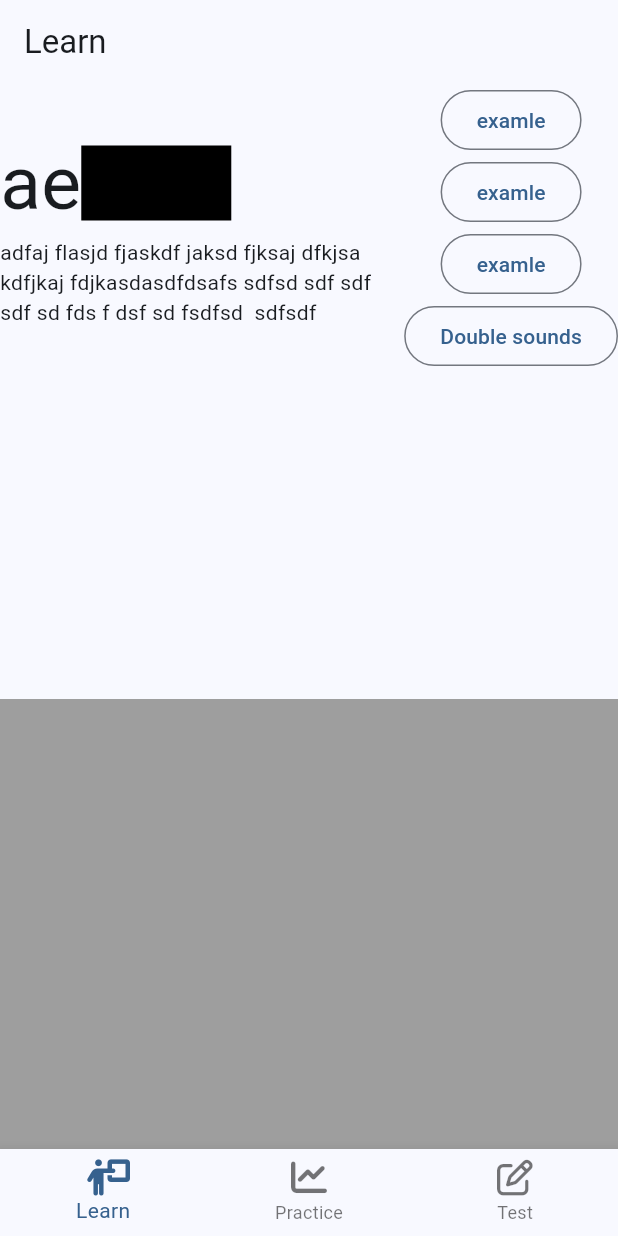
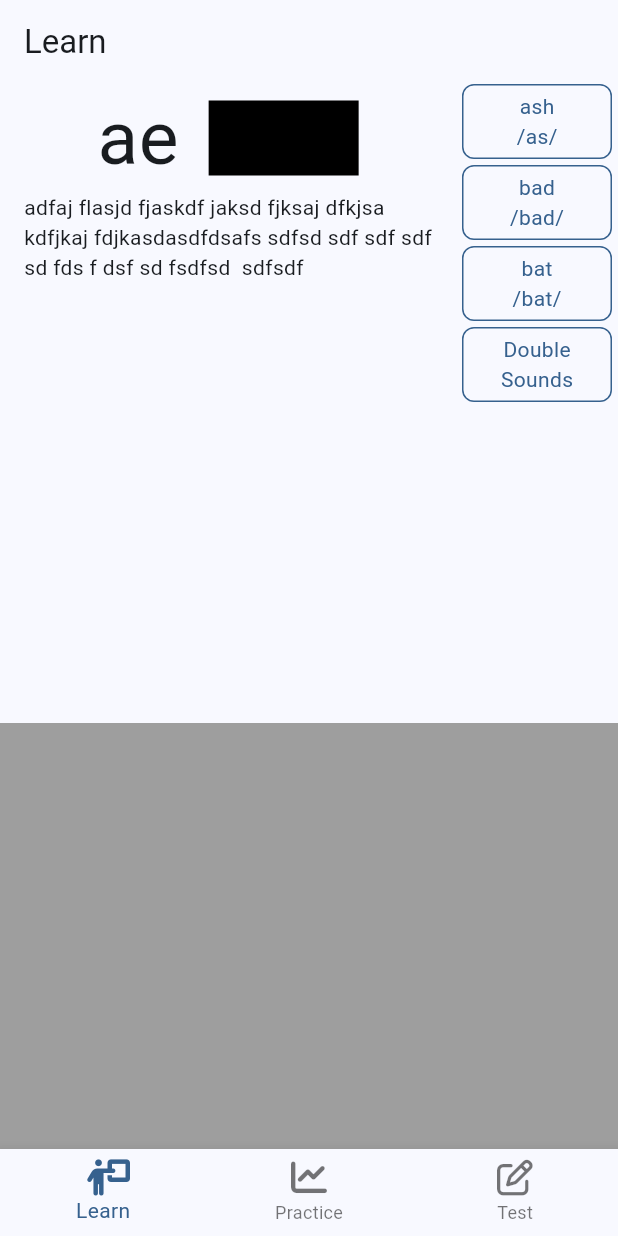
Before and after one commit to suragch/aePronunciation-flutter, a Flutter app: the screen it shows after launch, on a phone screen of 412 x 824 dp. Run offline on Flutter 3.47's test engine with Material 3 defaults, Android fonts, the light colour scheme and no system bars; our stand-ins replace font_awesome_flutter, go_router.

Commit message:
learn screen ui

```diff
--- /dev/null
+++ b/lib/common/widgets/buttons.dart
@@ -0,0 +1,104 @@
+import 'package:flutter/material.dart';
+
+class CustomButton extends StatelessWidget {
+  const CustomButton({
+    super.key,
+    required this.title,
+    this.subtitle,
+    this.onPressed,
+  });
+
+  final String title;
+  final String? subtitle;
+  final void Function()? onPressed;
+
+  @override
+  Widget build(BuildContext context) {
+    final color = (onPressed == null)
+        ? Theme.of(context).disabledColor
+        : Theme.of(context).colorScheme.primary;
+
+    return Container(
+      width: double.infinity,
+      child: InkWell(
+        onTap: onPressed,
+        child: Padding(
+          padding: const EdgeInsets.symmetric(
+            horizontal: 8.0,
+            vertical: 4.0,
+          ),
+          child: Column(
+            mainAxisAlignment: MainAxisAlignment.center,
+            children: [
+              Text(
+                title,
+                style: TextStyle(color: color),
+              ),
+              if (subtitle != null)
+                Text(
+                  subtitle!,
+                  style: TextStyle(color: color),
+                ),
+            ],
+          ),
+        ),
+      ),
+      decoration: BoxDecoration(
+        border: Border.all(color: color),
+        borderRadius: BorderRadius.circular(8),
+      ),
+    );
+  }
+}
+
+class DoubleLineButton extends StatelessWidget {
+  const DoubleLineButton({
+    super.key,
+    required this.title,
+    this.subtitle,
+    this.onPressed,
+  });
+
+  final String title;
+  final String? subtitle;
+  final void Function()? onPressed;
+
+  @override
+  Widget build(BuildContext context) {
+    return SizedBox(
+      height: 48,
+      child: Stack(
+        children: [
+          OutlinedButton(
+            onPressed: onPressed,
+            child: const SizedBox(
+              height: double.infinity,
+              width: double.infinity,
+            ),
+          ),
+          Center(
+            child: IgnorePointer(
+              child: Column(
+                mainAxisAlignment: MainAxisAlignment.center,
+                children: [
+                  Text(
+                    title,
+                    style: DefaultTextStyle.of(context)
+                        .style
+                        .copyWith(color: Theme.of(context).colorScheme.primary),
+                  ),
+                  if (subtitle != null)
+                    Text(
+                      subtitle!,
+                      style: DefaultTextStyle.of(context).style.copyWith(
+                          color: Theme.of(context).colorScheme.secondary),
+                    ),
+                ],
+              ),
+            ),
+          ),
+        ],
+      ),
+    );
+  }
+}
--- a/lib/pages/learn/learn_page.dart
+++ b/lib/pages/learn/learn_page.dart
@@ -1,3 +1,4 @@
+import 'package:aepronunciation/common/widgets/buttons.dart';
 import 'package:flutter/material.dart';
 
 class LearnPage extends StatelessWidget {
@@ -6,19 +7,24 @@ class LearnPage extends StatelessWidget {
   @override
   Widget build(BuildContext context) {
     return Scaffold(
-      appBar: AppBar(title: Text('Learn')),
+      appBar: AppBar(title: const Text('Learn')),
       body: Column(children: [
-        Row(
+        Expanded(
+          flex: 60,
+          child: Row(
+            crossAxisAlignment: CrossAxisAlignment.start,
             children: [
               Expanded(
                 child: Column(
                   children: [
                     Row(
+                      mainAxisAlignment: MainAxisAlignment.center,
                       children: [
                         const Text(
                           'ae',
                           style: TextStyle(fontSize: 50),
                         ),
+                        const SizedBox(width: 20),
                         Container(
                           width: 100,
                           height: 50,
@@ -26,26 +32,64 @@ class LearnPage extends StatelessWidget {
                         ),
                       ],
                     ),
-                  const Text(
+                    const Expanded(
+                      child: SingleChildScrollView(
+                        child: Padding(
+                          padding: const EdgeInsets.symmetric(horizontal: 16.0),
+                          child: const Text(
                               'adfaj flasjd fjaskdf jaksd fjksaj dfkjsa kdfjkaj fdjkasd'
                               'asdfdsafs sdfsd sdf sdf sdf sd fds f dsf sd fsdfsd  sdfsdf'),
+                        ),
+                      ),
+                    ),
                   ],
                 ),
               ),
-            Column(
+              Padding(
+                padding: const EdgeInsets.symmetric(horizontal: 4.0),
+                child: SizedBox(
+                  width: 100,
+                  child: SingleChildScrollView(
+                    child: Column(
                       children: [
-                OutlinedButton(onPressed: () {}, child: Text('examle')),
-                OutlinedButton(onPressed: () {}, child: Text('examle')),
-                OutlinedButton(onPressed: () {}, child: Text('examle')),
-                OutlinedButton(onPressed: () {}, child: Text('Double sounds')),
+                        CustomButton(
+                          title: 'ash',
+                          subtitle: '/as/',
+                          onPressed: () {},
+                        ),
+                        const SizedBox(height: 4),
+                        CustomButton(
+                          title: 'bad',
+                          subtitle: '/bad/',
+                          onPressed: () {},
+                        ),
+                        const SizedBox(height: 4),
+                        CustomButton(
+                          title: 'bat',
+                          subtitle: '/bat/',
+                          onPressed: () {},
+                        ),
+                        const SizedBox(height: 4),
+                        CustomButton(
+                          title: 'Double',
+                          subtitle: 'Sounds',
+                          onPressed: () {},
+                        ),
                       ],
+                    ),
+                  ),
+                ),
               )
             ],
           ),
-        Spacer(),
-        Container(
-          height: 300,
+        ),
+        // Spacer(),
+        Expanded(
+          flex: 40,
+          child: Container(
+            // height: 200,
             color: Colors.grey,
+          ),
         )
       ]),
     );
```
Lines whose indentation alone changed are shown as unchanged.
